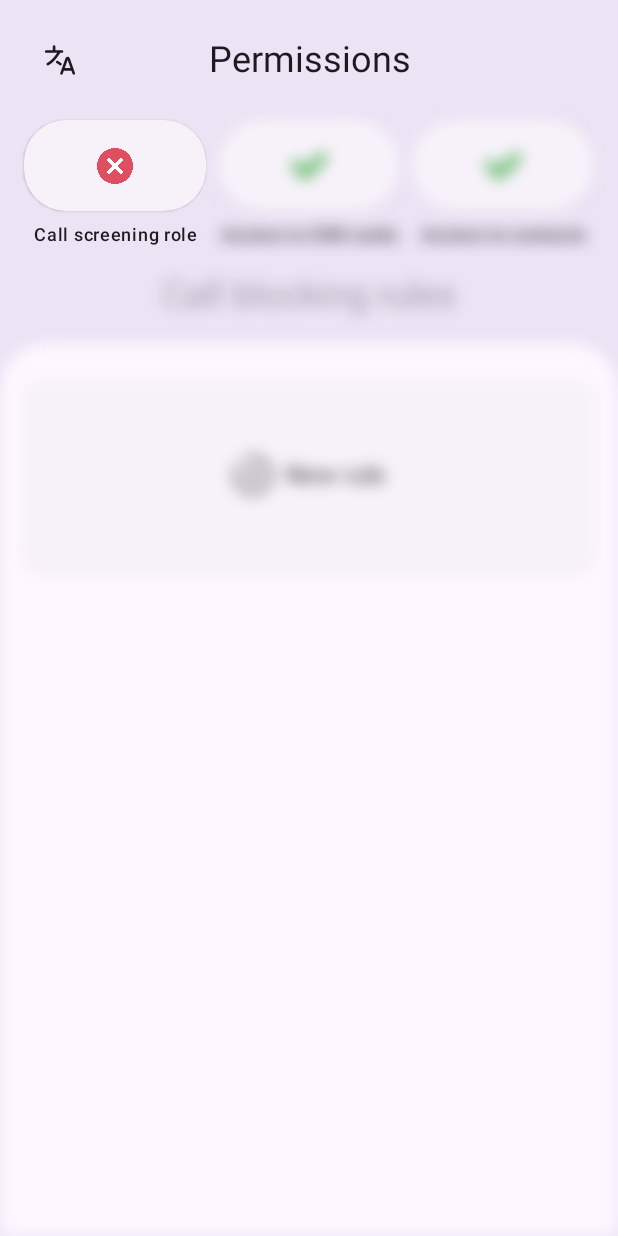
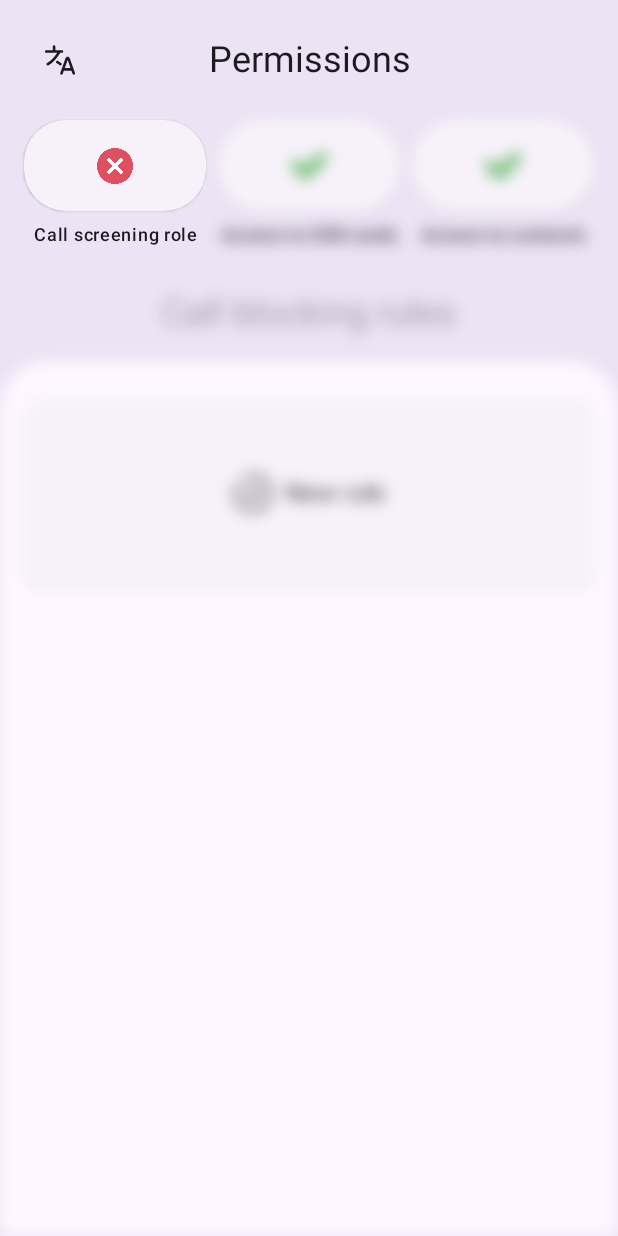
Before and after one commit to lonelyteapot/phone-control, an Android app built with Jetpack Compose: the screen it shows after launch (MainActivity), on a phone screen of 412 x 824 dp. Run offline under Robolectric (Android 15) with nearby library versions, the phone set to English and light mode, and no system bars; our stand-ins replace constraintlayout-compose.

Commit message:
Adjust padding a bit

```diff
--- a/app/src/main/java/dev/phonecontrol/ui/views/MainActivity.kt
+++ b/app/src/main/java/dev/phonecontrol/ui/views/MainActivity.kt
@@ -262,7 +262,7 @@ fun PhoneControlApp(
                     },
                 )
             }
-            Spacer(modifier = Modifier.height(16.dp))
+            Spacer(modifier = Modifier.height(28.dp))
             Column(
                 modifier = Modifier.conditional(!permissionsState.hasCallScreeningRole) {
                     blur(8.dp, edgeTreatment = BlurredEdgeTreatment.Unbounded)
```
